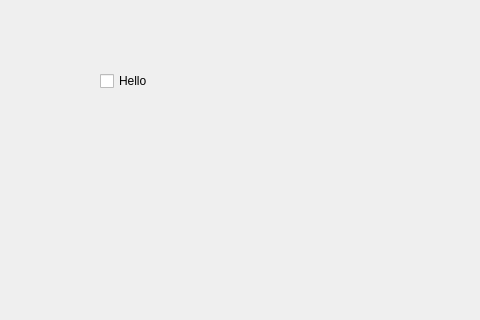
The window that SquareHackathon/mainwindow.ui (rbrueda/System-of-Style) describes before a commit, drawn with Qt 5; both pictures show x 0 to 480 and y 0 to 320 of the 800 by 600 pixel window.
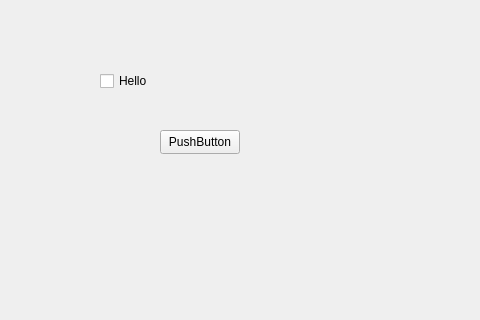
The same window after the commit.

What changed in the file:
```diff
--- a/SquareHackathon/mainwindow.ui
+++ b/SquareHackathon/mainwindow.ui
@@ -27,6 +27,19 @@
      <string>Hello</string>
     </property>
    </widget>
+   <widget class="QPushButton" name="pushButton">
+    <property name="geometry">
+     <rect>
+      <x>160</x>
+      <y>130</y>
+      <width>80</width>
+      <height>24</height>
+     </rect>
+    </property>
+    <property name="text">
+     <string>PushButton</string>
+    </property>
+   </widget>
   </widget>
   <widget class="QMenuBar" name="menubar">
    <property name="geometry">
```
